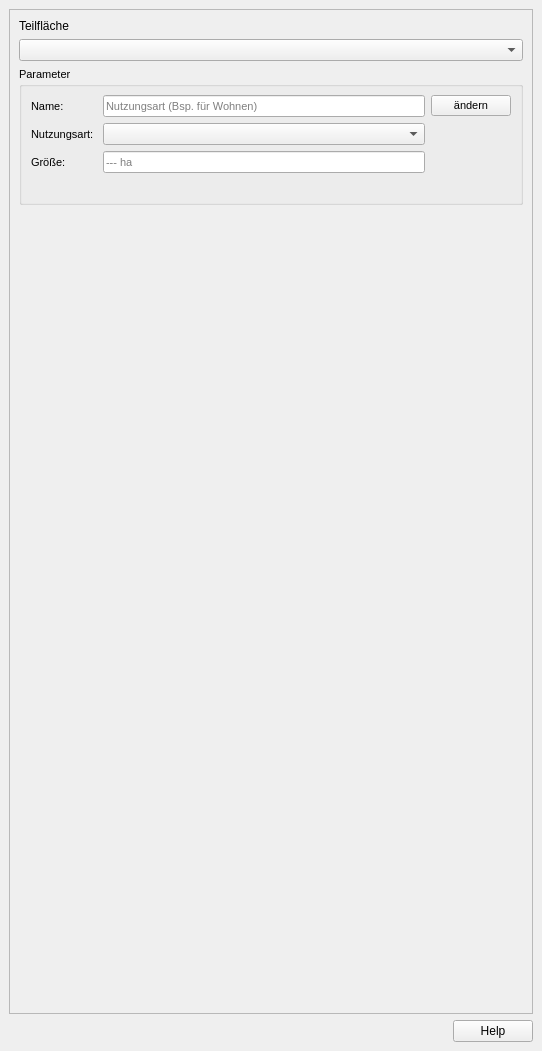
Old version of the form projektcheck/pctools/ui/ProjektCheck_dockwidget_definitions.ui in the repository projektcheck/ProjektCheck-QGIS.
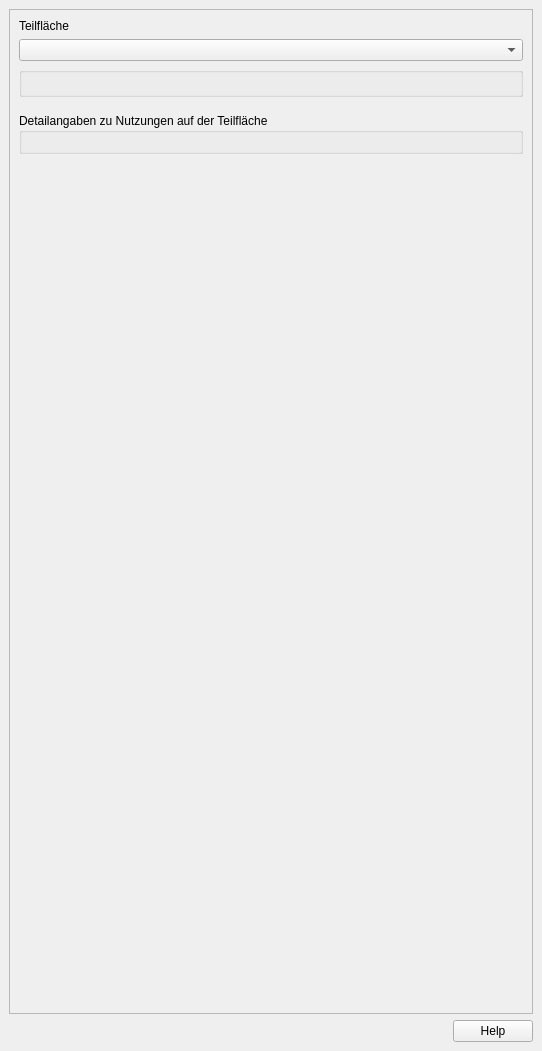
New version of the form.

```diff
--- a/projektcheck/pctools/ui/ProjektCheck_dockwidget_definitions.ui
+++ b/projektcheck/pctools/ui/ProjektCheck_dockwidget_definitions.ui
@@ -62,76 +62,12 @@
            </font>
           </property>
           <property name="title">
-           <string>Parameter</string>
+           <string/>
           </property>
-          <layout class="QGridLayout" name="gridLayout">
-           <item row="1" column="1">
-            <widget class="QLabel" name="label">
-             <property name="text">
-              <string>Nutzungsart: </string>
-             </property>
-            </widget>
-           </item>
-           <item row="0" column="1">
-            <widget class="QLabel" name="label_5">
-             <property name="text">
-              <string>Name:</string>
-             </property>
-            </widget>
-           </item>
-           <item row="2" column="2">
-            <widget class="QLineEdit" name="lineEdit_3">
-             <property name="sizePolicy">
-              <sizepolicy hsizetype="Expanding" vsizetype="Fixed">
-               <horstretch>0</horstretch>
-               <verstretch>0</verstretch>
-              </sizepolicy>
-             </property>
-             <property name="readOnly">
-              <bool>true</bool>
-             </property>
-             <property name="placeholderText">
-              <string>--- ha</string>
-             </property>
-            </widget>
-           </item>
-           <item row="0" column="2">
-            <widget class="QLineEdit" name="lineEdit">
-             <property name="sizePolicy">
-              <sizepolicy hsizetype="Expanding" vsizetype="Fixed">
-               <horstretch>0</horstretch>
-               <verstretch>0</verstretch>
-              </sizepolicy>
-             </property>
-             <property name="readOnly">
-              <bool>true</bool>
-             </property>
-             <property name="placeholderText">
-              <string>Nutzungsart (Bsp. für Wohnen)</string>
-             </property>
-            </widget>
-           </item>
-           <item row="0" column="3">
-            <widget class="QPushButton" name="pushButton_2">
-             <property name="text">
-              <string>ändern</string>
-             </property>
-            </widget>
-           </item>
-           <item row="2" column="1">
-            <widget class="QLabel" name="label_11">
-             <property name="text">
-              <string>Größe:</string>
-             </property>
-            </widget>
-           </item>
-           <item row="4" column="1" colspan="3">
-            <layout class="QVBoxLayout" name="param_layout"/>
-           </item>
-           <item row="1" column="2">
-            <widget class="QComboBox" name="type_combo"/>
-           </item>
-           <item row="3" column="2">
+          <layout class="QVBoxLayout" name="verticalLayout_2"/>
+         </widget>
+        </item>
+        <item>
             <spacer name="verticalSpacer_2">
              <property name="orientation">
               <enum>Qt::Vertical</enum>
@@ -142,12 +78,17 @@
              <property name="sizeHint" stdset="0">
               <size>
                <width>20</width>
-               <height>20</height>
+            <height>10</height>
               </size>
              </property>
             </spacer>
            </item>
-          </layout>
+        <item>
+         <widget class="QGroupBox" name="type_parameter_group">
+          <property name="title">
+           <string>Detailangaben zu Nutzungen auf der Teilfläche</string>
+          </property>
+          <layout class="QVBoxLayout" name="verticalLayout"/>
          </widget>
         </item>
         <item>
```
Lines whose indentation alone changed are shown as unchanged.
